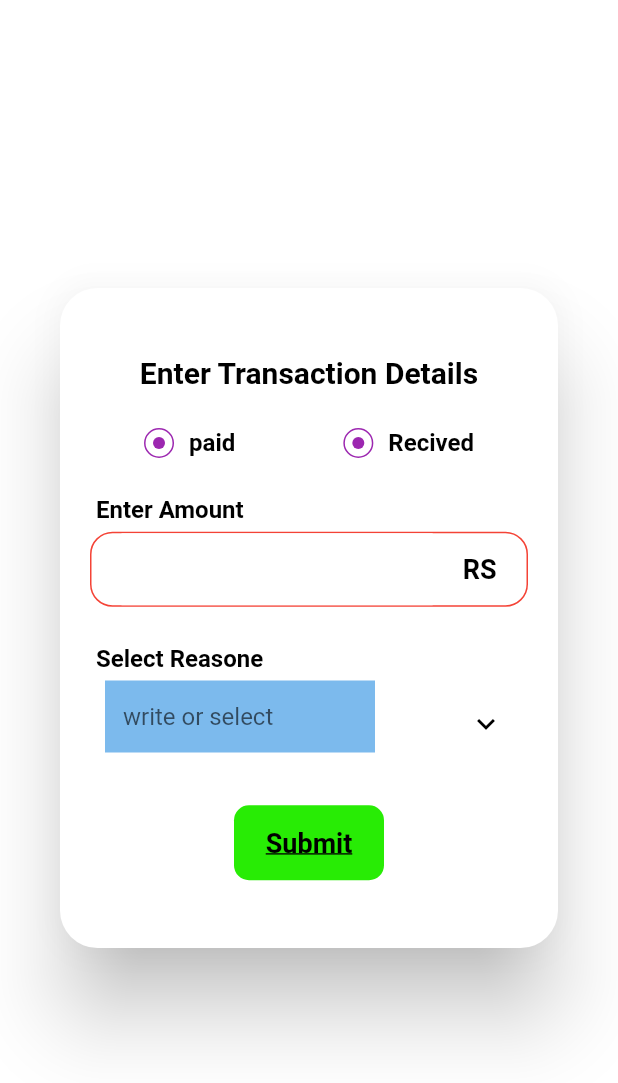
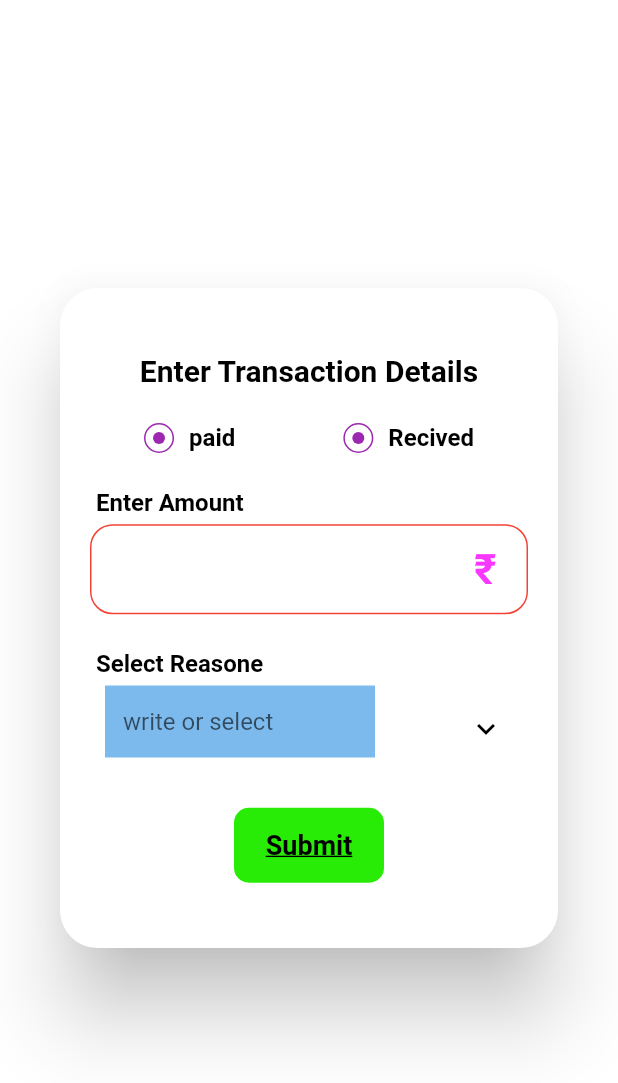
Before and after one commit to joysarkar18/Expense-Tracker-app, a Flutter app: the AddTransactionAlert widget shown alone on an empty page, opened directly, on a phone screen of 412 x 824 dp. Shown: the top 1083 px of the screen. Run offline on Flutter 3.47's test engine with Material 2 defaults, Android fonts, the phone set to English and light mode, and no system bars; our stand-ins replace cloud_firestore, email_validator, firebase_auth, firebase_core, get, lottie and 1 more; missing offline and left inert: dart:ffi; accounts and stored records are empty.

Commit message:
add transaction pop up is created

```diff
--- a/lib/Screens/LogIn/wellcome.dart
+++ b/lib/Screens/LogIn/wellcome.dart
@@ -38,7 +38,8 @@ class WellcomeScreen extends StatelessWidget {
                 width: MediaQuery.of(context).size.width * 0.8,
                 child: ElevatedButton(
                   onPressed: () {
-                    Get.to(() => const LoginScreen());
+                    Get.to(() => const LoginScreen(),
+                        transition: Transition.cupertinoDialog);
                   },
                   child: Container(
                       padding: const EdgeInsets.all(16),
@@ -53,7 +54,8 @@ class WellcomeScreen extends StatelessWidget {
                 width: MediaQuery.of(context).size.width * 0.8,
                 child: ElevatedButton(
                   onPressed: () {
-                    Get.to(Get.to(() => const SignUpScreen()));
+                    Get.to(() => const SignUpScreen(),
+                        transition: Transition.cupertinoDialog);
                   },
                   child: Container(
                       padding: const EdgeInsets.all(16),
--- a/lib/Screens/Navigation/buttom_nav_bar.dart
+++ b/lib/Screens/Navigation/buttom_nav_bar.dart
@@ -1,6 +1,6 @@
 import 'package:expense_app/Constant/constant.dart';
 import 'package:expense_app/Screens/Navigation/buttom_navigation.dart';
-import 'package:expense_app/widgets/addTransaction.dart';
+import 'package:expense_app/widgets/add_transaction.dart';
 import 'package:flutter/material.dart';
 import 'package:get/get.dart';
 import 'package:lottie/lottie.dart';
@@ -61,7 +61,6 @@ class Home extends StatelessWidget {
                             )),
                         InkWell(
                           onTap: () {
-                            print("hiiiiiiiiii");
                             showDialog(
                               context: context,
                               builder: (builder) {
@@ -69,7 +68,7 @@ class Home extends StatelessWidget {
                               },
                             );
                           },
-                          child: Container(
+                          child: const SizedBox(
                             height: 100,
                             width: 100,
                           ),
@@ -101,7 +100,6 @@ class Home extends StatelessWidget {
                   child: FloatingActionButton(
                     backgroundColor: Colors.cyan,
                     onPressed: () {
-                      print("hiiiiiiiiii");
                       showDialog(
                         context: context,
                         builder: (builder) {
--- a/lib/Screens/Transaction/transaction_screen.dart
+++ b/lib/Screens/Transaction/transaction_screen.dart
@@ -1,12 +1,11 @@
 import 'package:expense_app/Screens/Transaction/page.dart';
 import 'package:flutter/material.dart';
-import 'package:flutter/src/widgets/framework.dart';
 
 class TransactionDcreen extends StatelessWidget {
   const TransactionDcreen({super.key});
 
   @override
   Widget build(BuildContext context) {
-    return const page1();
+    return const Page1();
   }
 }
--- a/lib/widgets/addTransaction.dart
+++ b/lib/widgets/add_transaction.dart
@@ -33,7 +33,7 @@ class _AddTransactionAlertState extends State<AddTransactionAlert> {
                       fontSize: 20,
                       color: Colors.black,
                     )),
-                Container(
+                SizedBox(
                   width: Get.width,
                   child: Row(
                     mainAxisAlignment: MainAxisAlignment.spaceAround,
@@ -138,8 +138,8 @@ class _AddTransactionAlertState extends State<AddTransactionAlert> {
                       height: 5,
                     ),
                     Container(
-                      height: 50,
-                      width: 300,
+                      height: 60,
+                      width: Get.width * 0.9,
                       padding: const EdgeInsets.symmetric(horizontal: 20),
                       decoration: BoxDecoration(
                         borderRadius:
@@ -152,6 +152,8 @@ class _AddTransactionAlertState extends State<AddTransactionAlert> {
                         children: [
                           Expanded(
                             child: TextFormField(
+                              style: const TextStyle(
+                                  fontSize: 20.0, fontWeight: FontWeight.bold),
                               keyboardType: TextInputType.number,
                               cursorColor: Colors.red,
                               decoration: const InputDecoration(
@@ -161,14 +163,18 @@ class _AddTransactionAlertState extends State<AddTransactionAlert> {
                               ),
                             ),
                           ),
-                          const SizedBox(width: 20),
-                          const Center(
-                            child: Text(
-                              "RS",
-                              style: TextStyle(
-                                fontWeight: FontWeight.w700,
-                                fontSize: 18,
-                                color: Colors.black,
+                          // const SizedBox(width: 20),
+                          Container(
+                            height: 60,
+                            padding: const EdgeInsets.symmetric(vertical: 2),
+                            child: const Center(
+                              child: Text(
+                                "₹",
+                                style: TextStyle(
+                                  fontWeight: FontWeight.w700,
+                                  fontSize: 28,
+                                  color: Color.fromARGB(255, 248, 56, 255),
+                                ),
                               ),
                             ),
                           ),
@@ -255,7 +261,7 @@ Widget _compilationListTile() {
           iconColor: Colors.black,
           collapsedIconColor: Colors.black,
           collapsedTextColor: Colors.black,
-          title: Text(
+          title: const Text(
             "",
             style: TextStyle(
               fontWeight: FontWeight.w600,
@@ -280,8 +286,8 @@ Widget _compilationListTile() {
                                 color: Colors.blueAccent,
                                 borderRadius:
                                     BorderRadius.all(Radius.circular(10))),
-                            margin: EdgeInsets.symmetric(vertical: 5),
-                            padding: EdgeInsets.all(12),
+                            margin: const EdgeInsets.symmetric(vertical: 5),
+                            padding: const EdgeInsets.all(12),
                             child: Text(complications[index])),
                       )),
             ),
```
Also changed, not shown: lib/Controller/signup_controller.dart (renamed from lib/Controller/signUp_controller.dart).
